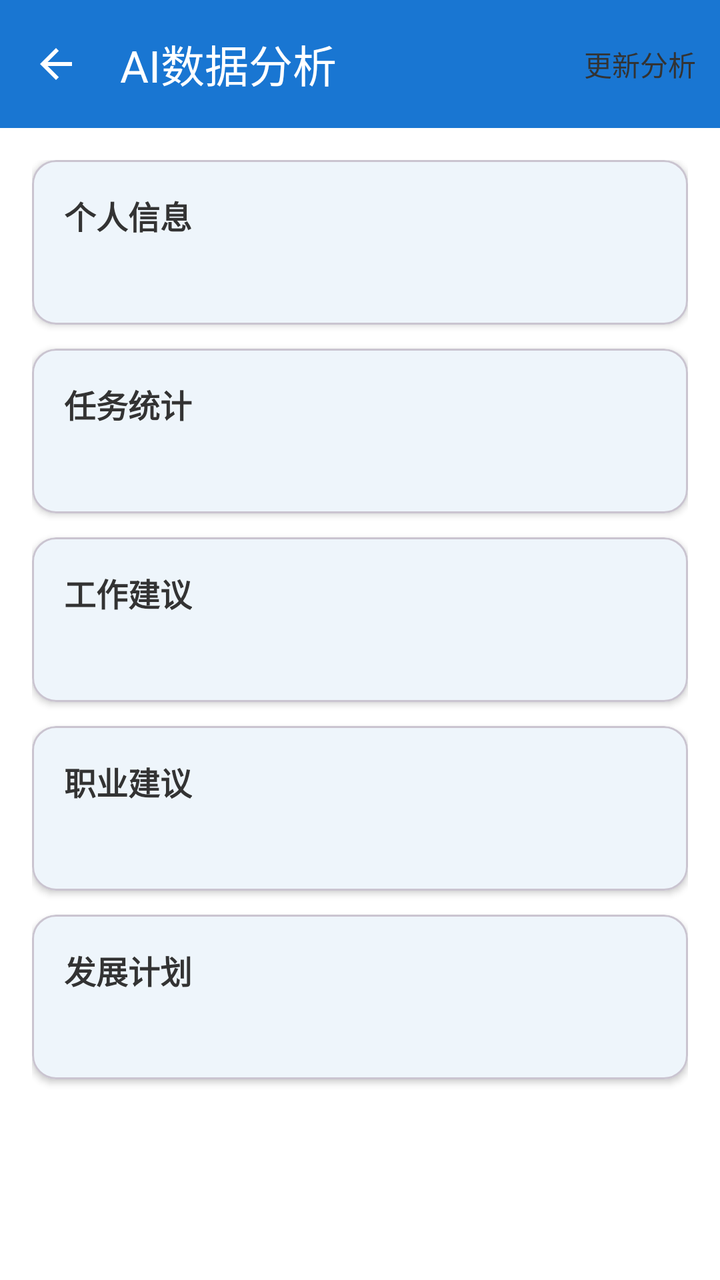
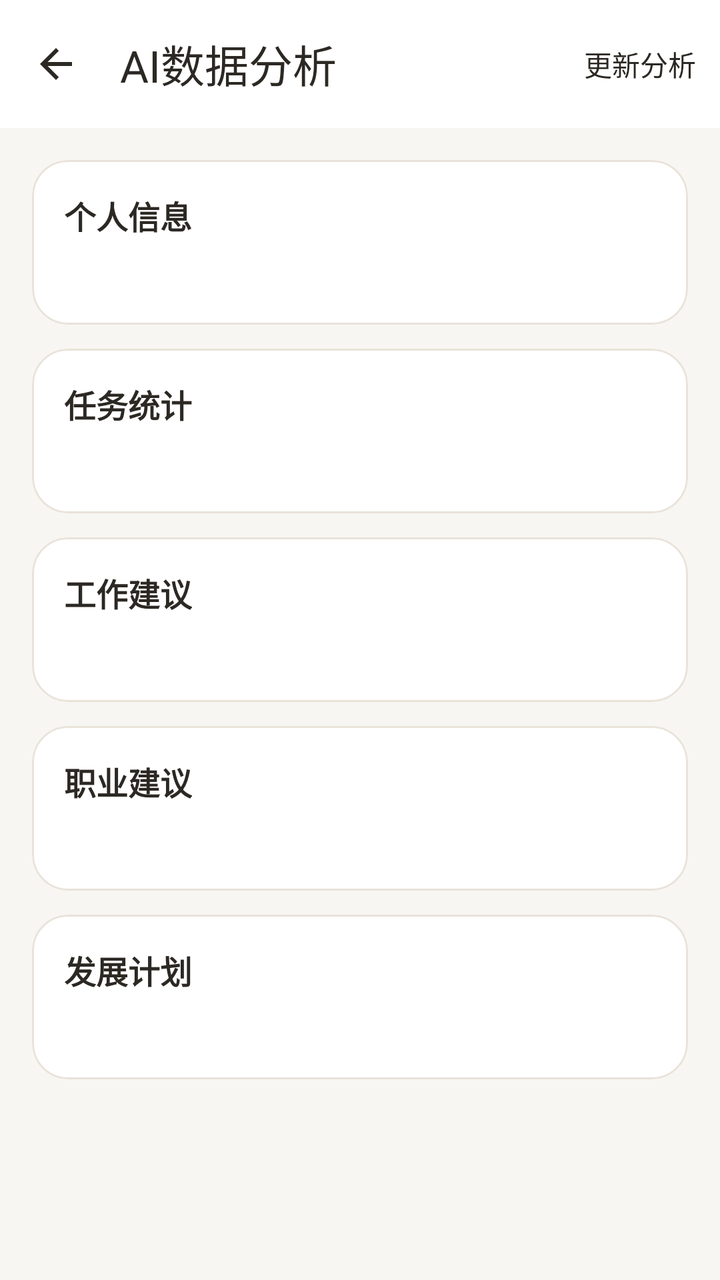

An Android layout rendered at two revisions. The XML below is the earlier revision; the diff shows what the commit changed to produce the second picture.
<!-- AndroidManifest.xml: application theme Theme.Project_Pandora -->
<!-- res/layout/activity_suggestion.xml -->
<?xml version="1.0" encoding="utf-8"?>
<layout xmlns:android="http://schemas.android.com/apk/res/android"
    xmlns:app="http://schemas.android.com/apk/res-auto">

    <data>

    </data>

    <androidx.constraintlayout.widget.ConstraintLayout
        android:layout_width="match_parent"
        android:layout_height="match_parent"
        android:background="@color/color_bg_page">

        <com.google.android.material.appbar.MaterialToolbar
            android:id="@+id/toolbar"
            android:layout_width="match_parent"
            android:layout_height="wrap_content"
            android:background="?attr/colorPrimary"
            app:title="AI数据分析"
            app:titleTextColor="@android:color/white"
            app:navigationIcon="@drawable/ic_back"
            app:menu="@menu/menu_ai_suggestion_update"
            app:layout_constraintTop_toTopOf="parent" />

        <ScrollView
            android:layout_width="match_parent"
            android:layout_height="0dp"
            app:layout_constraintTop_toBottomOf="@id/toolbar"
            app:layout_constraintBottom_toBottomOf="parent">

            <LinearLayout
                android:layout_width="match_parent"
                android:layout_height="wrap_content"
                android:orientation="vertical"
                android:padding="16dp">

                <com.google.android.material.card.MaterialCardView
                    android:layout_width="match_parent"
                    android:layout_height="wrap_content"
                    app:cardCornerRadius="12dp"
                    app:cardElevation="2dp"
                    android:layout_marginBottom="12dp">

                    <LinearLayout
                        android:layout_width="match_parent"
                        android:layout_height="wrap_content"
                        android:orientation="vertical"
                        android:padding="16dp">

                        <TextView
                            android:layout_width="wrap_content"
                            android:layout_height="wrap_content"
                            android:text="个人信息"
                            android:textStyle="bold"
                            android:textSize="16sp"
                            android:textColor="@color/color_text_primary" />

                        <TextView
                            android:id="@+id/textUserInfo"
                            android:layout_width="match_parent"
                            android:layout_height="wrap_content"
                            android:layout_marginTop="8dp"
                            android:textSize="14sp"
                            android:textColor="@color/color_text_primary" />

                    </LinearLayout>

                </com.google.android.material.card.MaterialCardView>

                <com.google.android.material.card.MaterialCardView
                    android:layout_width="match_parent"
                    android:layout_height="wrap_content"
                    app:cardCornerRadius="12dp"
                    app:cardElevation="2dp"
                    android:layout_marginBottom="12dp">

                    <LinearLayout
                        android:layout_width="match_parent"
                        android:layout_height="wrap_content"
                        android:orientation="vertical"
                        android:padding="16dp">

                        <TextView
                            android:layout_width="wrap_content"
                            android:layout_height="wrap_content"
                            android:text="任务统计"
                            android:textStyle="bold"
                            android:textSize="16sp"
                            android:textColor="@color/color_text_primary" />

                        <TextView
                            android:id="@+id/textTaskStats"
                            android:layout_width="match_parent"
                            android:layout_height="wrap_content"
                            android:layout_marginTop="8dp"
                            android:textSize="14sp"
                            android:textColor="@color/color_text_primary" />

                    </LinearLayout>

                </com.google.android.material.card.MaterialCardView>

                <com.google.android.material.card.MaterialCardView
                    android:layout_width="match_parent"
                    android:layout_height="wrap_content"
                    app:cardCornerRadius="12dp"
                    app:cardElevation="2dp"
                    android:layout_marginBottom="12dp">

                    <LinearLayout
                        android:layout_width="match_parent"
                        android:layout_height="wrap_content"
                        android:orientation="vertical"
                        android:padding="16dp">

                        <TextView
                            android:layout_width="wrap_content"
                            android:layout_height="wrap_content"
                            android:text="工作建议"
                            android:textStyle="bold"
                            android:textSize="16sp"
                            android:textColor="@color/color_text_primary" />

                        <TextView
                            android:id="@+id/textWorkAdvice"
                            android:layout_width="match_parent"
                            android:layout_height="wrap_content"
                            android:layout_marginTop="8dp"
                            android:textSize="14sp"
                            android:textColor="@color/color_text_primary" />

                        <TextView
                            android:id="@+id/text_ai_source"
                            android:layout_width="match_parent"
                            android:layout_height="wrap_content"
                            android:textSize="11sp"
                            android:textColor="@color/color_text_secondary"
                            android:gravity="end"
                            android:layout_marginTop="4dp"
                            android:visibility="gone" />

                    </LinearLayout>

                </com.google.android.material.card.MaterialCardView>

                <com.google.android.material.card.MaterialCardView
                    android:layout_width="match_parent"
                    android:layout_height="wrap_content"
                    app:cardCornerRadius="12dp"
                    app:cardElevation="2dp"
                    android:layout_marginBottom="12dp">

                    <LinearLayout
                        android:layout_width="match_parent"
                        android:layout_height="wrap_content"
                        android:orientation="vertical"
                        android:padding="16dp">

                        <TextView
                            android:layout_width="wrap_content"
                            android:layout_height="wrap_content"
                            android:text="职业建议"
                            android:textStyle="bold"
                            android:textSize="16sp"
                            android:textColor="@color/color_text_primary" />

                        <TextView
                            android:id="@+id/textCareerAdvice"
                            android:layout_width="match_parent"
                            android:layout_height="wrap_content"
                            android:layout_marginTop="8dp"
                            android:textSize="14sp"
                            android:textColor="@color/color_text_primary" />

                    </LinearLayout>

                </com.google.android.material.card.MaterialCardView>

                <com.google.android.material.card.MaterialCardView
                    android:layout_width="match_parent"
                    android:layout_height="wrap_content"
                    app:cardCornerRadius="12dp"
                    app:cardElevation="2dp"
                    android:layout_marginBottom="12dp">

                    <LinearLayout
                        android:layout_width="match_parent"
                        android:layout_height="wrap_content"
                        android:orientation="vertical"
                        android:padding="16dp">

                        <TextView
                            android:layout_width="wrap_content"
                            android:layout_height="wrap_content"
                            android:text="发展计划"
                            android:textStyle="bold"
                            android:textSize="16sp"
                            android:textColor="@color/color_text_primary" />

                        <TextView
                            android:id="@+id/textDevelopmentPlan"
                            android:layout_width="match_parent"
                            android:layout_height="wrap_content"
                            android:layout_marginTop="8dp"
                            android:textSize="14sp"
                            android:textColor="@color/color_text_primary" />

                    </LinearLayout>

                </com.google.android.material.card.MaterialCardView>

            </LinearLayout>

        </ScrollView>

        <ProgressBar
            android:id="@+id/progressBar"
            android:layout_width="wrap_content"
            android:layout_height="wrap_content"
            android:visibility="gone"
            app:layout_constraintTop_toTopOf="parent"
            app:layout_constraintBottom_toBottomOf="parent"
            app:layout_constraintStart_toStartOf="parent"
            app:layout_constraintEnd_toEndOf="parent" />

    </androidx.constraintlayout.widget.ConstraintLayout>
</layout>
<!-- resources referenced by this layout -->
<resources>
  <color name="color_bg_page">#FFFFFFFF</color>
  <color name="color_text_primary">#FF333333</color>
  <color name="color_text_secondary">#FF888888</color>
  <style name="Base.Theme.Project_Pandora" parent="Theme.Material3.DayNight.NoActionBar">
          
          <item name="colorPrimary">@color/color_calendar_today</item>
          <item name="colorOnPrimary">@color/white</item>
          <item name="colorSurface">@color/color_bg_page</item>
          <item name="colorOnSurface">@color/color_text_primary</item>
          <item name="colorOnSurfaceVariant">@color/color_text_secondary</item>
          <item name="android:colorBackground">@color/color_bg_page</item>
          <item name="android:textColorPrimary">@color/color_text_primary</item>
          <item name="android:textColorSecondary">@color/color_text_secondary</item>
      </style>
  <color name="color_calendar_today">#FF1976D2</color>
  <color name="white">#FFFFFFFF</color>
  <!-- unchanged entries left out for length: 2 -->
</resources>

<!-- the commit's change to res/layout/activity_suggestion.xml (unified diff, before → after) -->
@@ -15,12 +15,15 @@
             android:id="@+id/toolbar"
             android:layout_width="match_parent"
             android:layout_height="wrap_content"
-            android:background="?attr/colorPrimary"
+            android:background="@color/color_surface"
             app:title="AI数据分析"
-            app:titleTextColor="@android:color/white"
+            app:titleTextColor="@color/color_text_primary"
             app:navigationIcon="@drawable/ic_back"
             app:menu="@menu/menu_ai_suggestion_update"
-            app:layout_constraintTop_toTopOf="parent" />
+            app:layout_constraintTop_toTopOf="parent"
+            style="@style/Widget.Pandora.Toolbar"
+            app:navigationIconTint="@color/color_text_primary"
+            android:elevation="0dp" />
 
         <ScrollView
             android:layout_width="match_parent"
@@ -37,9 +40,10 @@
                 <com.google.android.material.card.MaterialCardView
                     android:layout_width="match_parent"
                     android:layout_height="wrap_content"
-                    app:cardCornerRadius="12dp"
-                    app:cardElevation="2dp"
-                    android:layout_marginBottom="12dp">
+                    app:cardCornerRadius="18dp"
+                    app:cardElevation="0dp"
+                    android:layout_marginBottom="12dp"
+                    app:cardBackgroundColor="@color/color_surface">
 
                     <LinearLayout
                         android:layout_width="match_parent"
@@ -70,9 +74,10 @@
                 <com.google.android.material.card.MaterialCardView
                     android:layout_width="match_parent"
                     android:layout_height="wrap_content"
-                    app:cardCornerRadius="12dp"
-                    app:cardElevation="2dp"
-                    android:layout_marginBottom="12dp">
+                    app:cardCornerRadius="18dp"
+                    app:cardElevation="0dp"
+                    android:layout_marginBottom="12dp"
+                    app:cardBackgroundColor="@color/color_surface">
 
                     <LinearLayout
                         android:layout_width="match_parent"
@@ -103,9 +108,10 @@
                 <com.google.android.material.card.MaterialCardView
                     android:layout_width="match_parent"
                     android:layout_height="wrap_content"
-                    app:cardCornerRadius="12dp"
-                    app:cardElevation="2dp"
-                    android:layout_marginBottom="12dp">
+                    app:cardCornerRadius="18dp"
+                    app:cardElevation="0dp"
+                    android:layout_marginBottom="12dp"
+                    app:cardBackgroundColor="@color/color_surface">
 
                     <LinearLayout
                         android:layout_width="match_parent"
@@ -146,9 +152,10 @@
                 <com.google.android.material.card.MaterialCardView
                     android:layout_width="match_parent"
                     android:layout_height="wrap_content"
-                    app:cardCornerRadius="12dp"
-                    app:cardElevation="2dp"
-                    android:layout_marginBottom="12dp">
+                    app:cardCornerRadius="18dp"
+                    app:cardElevation="0dp"
+                    android:layout_marginBottom="12dp"
+                    app:cardBackgroundColor="@color/color_surface">
 
                     <LinearLayout
                         android:layout_width="match_parent"
@@ -179,9 +186,10 @@
                 <com.google.android.material.card.MaterialCardView
                     android:layout_width="match_parent"
                     android:layout_height="wrap_content"
-                    app:cardCornerRadius="12dp"
-                    app:cardElevation="2dp"
-                    android:layout_marginBottom="12dp">
+                    app:cardCornerRadius="18dp"
+                    app:cardElevation="0dp"
+                    android:layout_marginBottom="12dp"
+                    app:cardBackgroundColor="@color/color_surface">
 
                     <LinearLayout
                         android:layout_width="match_parent"
<!-- resource entries referenced after the edit -->
@@ -1,21 +1,177 @@
 <!-- resources referenced by this layout -->
 <resources>
-  <color name="color_bg_page">#FFFFFFFF</color>
-  <color name="color_text_primary">#FF333333</color>
-  <color name="color_text_secondary">#FF888888</color>
+  <color name="color_bg_page">#F8F6F2</color>
+  <color name="color_surface">#FFFFFF</color>
+  <color name="color_text_primary">#2C2823</color>
+  <color name="color_text_secondary">#756D63</color>
+  <style name="Widget.Pandora.Toolbar" parent="Widget.Material3.Toolbar">
+          <item name="android:background">@color/color_surface</item>
+          <item name="android:minHeight">64dp</item>
+          <item name="android:elevation">0dp</item>
+          <item name="titleTextAppearance">@style/TextAppearance.Pandora.Title</item>
+          <item name="titleTextColor">@color/color_text_primary</item>
+          <item name="subtitleTextColor">@color/color_text_secondary</item>
+          <item name="navigationIconTint">@color/color_text_primary</item>
+          <item name="contentInsetStart">20dp</item>
+          <item name="contentInsetEnd">16dp</item>
+      </style>
+  <style name="TextAppearance.Pandora.Title" parent="TextAppearance.Material3.TitleLarge">
+          <item name="android:fontFamily">sans-serif-medium</item>
+          <item name="android:textSize">22sp</item>
+          <item name="android:textColor">@color/color_text_primary</item>
+      </style>
   <style name="Base.Theme.Project_Pandora" parent="Theme.Material3.DayNight.NoActionBar">
           
-          <item name="colorPrimary">@color/color_calendar_today</item>
-          <item name="colorOnPrimary">@color/white</item>
-          <item name="colorSurface">@color/color_bg_page</item>
+          <item name="colorPrimary">@color/color_accent</item>
+          <item name="colorOnPrimary">@color/color_on_accent</item>
+          <item name="colorPrimaryContainer">@color/color_accent_soft</item>
+          <item name="colorOnPrimaryContainer">@color/color_text_primary</item>
+          <item name="colorSecondary">@color/color_accent</item>
+          <item name="colorOnSecondary">@color/color_on_accent</item>
+          <item name="colorSecondaryContainer">@color/color_accent_soft</item>
+          <item name="colorOnSecondaryContainer">@color/color_text_primary</item>
+          <item name="colorTertiary">@color/color_accent</item>
+          <item name="colorOnTertiary">@color/color_on_accent</item>
+          <item name="colorTertiaryContainer">@color/color_accent_soft</item>
+          <item name="colorOnTertiaryContainer">@color/color_text_primary</item>
+          <item name="colorSurface">@color/color_surface</item>
           <item name="colorOnSurface">@color/color_text_primary</item>
           <item name="colorOnSurfaceVariant">@color/color_text_secondary</item>
+          <item name="colorSurfaceVariant">@color/color_surface_soft</item>
+          <item name="colorSurfaceContainerLowest">@color/color_surface</item>
+          <item name="colorSurfaceContainerLow">@color/color_surface</item>
+          <item name="colorSurfaceContainer">@color/color_surface_soft</item>
+          <item name="colorSurfaceContainerHigh">@color/color_surface_soft</item>
+          <item name="colorSurfaceContainerHighest">@color/color_accent_soft</item>
+          <item name="colorOutline">@color/color_border_strong</item>
+          <item name="colorOutlineVariant">@color/color_divider</item>
+          <item name="colorError">@color/color_error</item>
+          <item name="colorOnError">@color/color_on_accent</item>
+          <item name="colorErrorContainer">@color/color_error_surface</item>
+          <item name="colorOnErrorContainer">@color/color_error</item>
+          <item name="colorControlHighlight">@color/color_accent_soft</item>
           <item name="android:colorBackground">@color/color_bg_page</item>
+          <item name="android:windowBackground">@color/color_bg_page</item>
           <item name="android:textColorPrimary">@color/color_text_primary</item>
           <item name="android:textColorSecondary">@color/color_text_secondary</item>
+          <item name="android:fontFamily">sans-serif</item>
+          <item name="fontFamily">sans-serif</item>
+          <item name="textAppearanceBodyLarge">@style/TextAppearance.Pandora.Body</item>
+          <item name="textAppearanceBodyMedium">@style/TextAppearance.Pandora.BodySmall</item>
+          <item name="textAppearanceTitleLarge">@style/TextAppearance.Pandora.Title</item>
+          <item name="textAppearanceLabelLarge">@style/TextAppearance.Pandora.Label</item>
+          <item name="materialButtonStyle">@style/Widget.Pandora.Button</item>
+          <item name="materialButtonOutlinedStyle">@style/Widget.Pandora.Button.Outlined</item>
+          <item name="materialCardViewStyle">@style/Widget.Pandora.Card</item>
+          <item name="cardViewStyle">@style/Widget.Pandora.LegacyCard</item>
+          <item name="toolbarStyle">@style/Widget.Pandora.Toolbar</item>
+          <item name="textInputStyle">@style/Widget.Pandora.TextInput</item>
+          <item name="tabStyle">@style/Widget.Pandora.Tabs</item>
+          <item name="chipStyle">@style/Widget.Pandora.Chip</item>
+          <item name="bottomNavigationStyle">@style/Widget.Pandora.BottomNavigation</item>
+          <item name="floatingActionButtonStyle">@style/Widget.Pandora.Fab</item>
       </style>
-  <color name="color_calendar_today">#FF1976D2</color>
-  <color name="white">#FFFFFFFF</color>
+  <color name="color_accent">#725B49</color>
+  <color name="color_on_accent">#FFFFFF</color>
+  <color name="color_accent_soft">#EEE6DC</color>
+  <color name="color_surface_soft">#F3EFE8</color>
+  <color name="color_border_strong">#BDB0A0</color>
+  <color name="color_divider">#E9E3DA</color>
+  <color name="color_error">#A1473A</color>
+  <color name="color_error_surface">#F8EAE5</color>
+  <style name="TextAppearance.Pandora.Body" parent="TextAppearance.Material3.BodyLarge">
+          <item name="android:fontFamily">sans-serif</item>
+          <item name="android:textSize">16sp</item>
+          <item name="android:textColor">@color/color_text_primary</item>
+      </style>
+  <style name="TextAppearance.Pandora.BodySmall" parent="TextAppearance.Material3.BodyMedium">
+          <item name="android:textSize">14sp</item>
+          <item name="android:textColor">@color/color_text_secondary</item>
+      </style>
+  <style name="TextAppearance.Pandora.Label" parent="TextAppearance.Material3.LabelLarge">
+          <item name="android:fontFamily">sans-serif-medium</item>
+          <item name="android:textSize">14sp</item>
+          <item name="android:letterSpacing">0</item>
+          <item name="android:textAllCaps">false</item>
+      </style>
+  <style name="Widget.Pandora.Button" parent="Widget.Material3.Button">
+          <item name="cornerRadius">14dp</item>
+          <item name="android:minHeight">52dp</item>
+          <item name="android:textAppearance">@style/TextAppearance.Pandora.Label</item>
+          <item name="android:textAllCaps">false</item>
+          <item name="android:stateListAnimator">@null</item>
+      </style>
+  <style name="Widget.Pandora.Button.Outlined" parent="Widget.Material3.Button.OutlinedButton">
+          <item name="cornerRadius">14dp</item>
+          <item name="strokeColor">@color/color_border_strong</item>
+          <item name="android:minHeight">48dp</item>
+          <item name="android:textAppearance">@style/TextAppearance.Pandora.Label</item>
+          <item name="android:textAllCaps">false</item>
+      </style>
+  <style name="Widget.Pandora.Card" parent="Widget.MaterialComponents.CardView">
+          <item name="cardBackgroundColor">@color/color_surface</item>
+          <item name="cardCornerRadius">18dp</item>
+          <item name="cardElevation">0dp</item>
+          <item name="strokeColor">@color/color_divider</item>
+          <item name="strokeWidth">1dp</item>
+      </style>
+  <style name="Widget.Pandora.LegacyCard" parent="CardView">
+          <item name="cardBackgroundColor">@color/color_surface</item>
+          <item name="cardCornerRadius">18dp</item>
+          <item name="cardElevation">1dp</item>
+      </style>
+  <style name="Widget.Pandora.TextInput" parent="Widget.Material3.TextInputLayout.OutlinedBox">
+          <item name="boxBackgroundColor">@color/color_surface</item>
+          <item name="boxStrokeColor">@color/pandora_input_stroke</item>
+          <item name="hintTextColor">@color/color_accent</item>
+          <item name="android:textColorHint">@color/color_text_secondary</item>
+          <item name="boxCornerRadiusTopStart">12dp</item>
+          <item name="boxCornerRadiusTopEnd">12dp</item>
+          <item name="boxCornerRadiusBottomStart">12dp</item>
+          <item name="boxCornerRadiusBottomEnd">12dp</item>
+          <item name="boxStrokeWidth">1dp</item>
+          <item name="boxStrokeWidthFocused">2dp</item>
+      </style>
+  <style name="Widget.Pandora.Tabs" parent="Widget.Material3.TabLayout">
+          <item name="android:background">@color/color_surface</item>
+          <item name="tabTextAppearance">@style/TextAppearance.Pandora.Label</item>
+          <item name="tabTextColor">@color/color_text_secondary</item>
+          <item name="tabSelectedTextColor">@color/color_accent</item>
+          <item name="tabIndicatorColor">@color/color_accent</item>
+          <item name="tabIndicatorHeight">2dp</item>
+          <item name="tabRippleColor">@color/color_accent_soft</item>
+      </style>
+  <style name="Widget.Pandora.Chip" parent="Widget.Material3.Chip.Filter">
+          <item name="chipBackgroundColor">@color/pandora_chip_background</item>
+          <item name="android:textColor">@color/pandora_chip_text</item>
+          <item name="chipStrokeColor">@color/color_divider</item>
+          <item name="chipStrokeWidth">1dp</item>
+          <item name="chipCornerRadius">12dp</item>
+          <item name="ensureMinTouchTargetSize">true</item>
+      </style>
+  <style name="Widget.Pandora.BottomNavigation" parent="Widget.Material3.BottomNavigationView">
+          <item name="android:background">@color/color_surface</item>
+          <item name="elevation">0dp</item>
+          <item name="itemIconSize">23dp</item>
+          <item name="itemIconTint">@color/bottom_nav_color_selector</item>
+          <item name="itemTextColor">@color/bottom_nav_color_selector</item>
+          <item name="itemTextAppearanceActive">@style/TextAppearance.Pandora.Navigation</item>
+          <item name="itemTextAppearanceInactive">@style/TextAppearance.Pandora.Navigation</item>
+          <item name="itemActiveIndicatorStyle">@style/Widget.Pandora.NavIndicator</item>
+      </style>
+  <style name="Widget.Pandora.Fab" parent="Widget.Material3.FloatingActionButton.Primary">
+          <item name="backgroundTint">@color/color_accent</item>
+          <item name="tint">@color/color_on_accent</item>
+          <item name="elevation">2dp</item>
+      </style>
+  <style name="TextAppearance.Pandora.Navigation" parent="TextAppearance.Material3.LabelMedium">
+          <item name="android:fontFamily">sans-serif-medium</item>
+          <item name="android:textSize">12sp</item>
+          <item name="android:letterSpacing">0</item>
+      </style>
+  <style name="Widget.Pandora.NavIndicator" parent="Widget.Material3.BottomNavigationView.ActiveIndicator">
+          <item name="android:color">@color/color_accent_soft</item>
+      </style>
   <!-- unchanged entries left out for length: 2 -->
 </resources>
 
